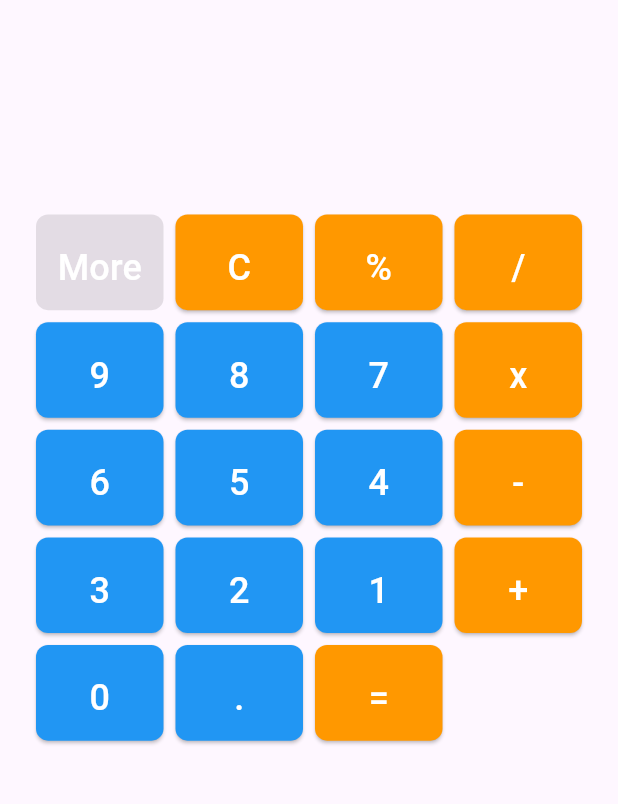
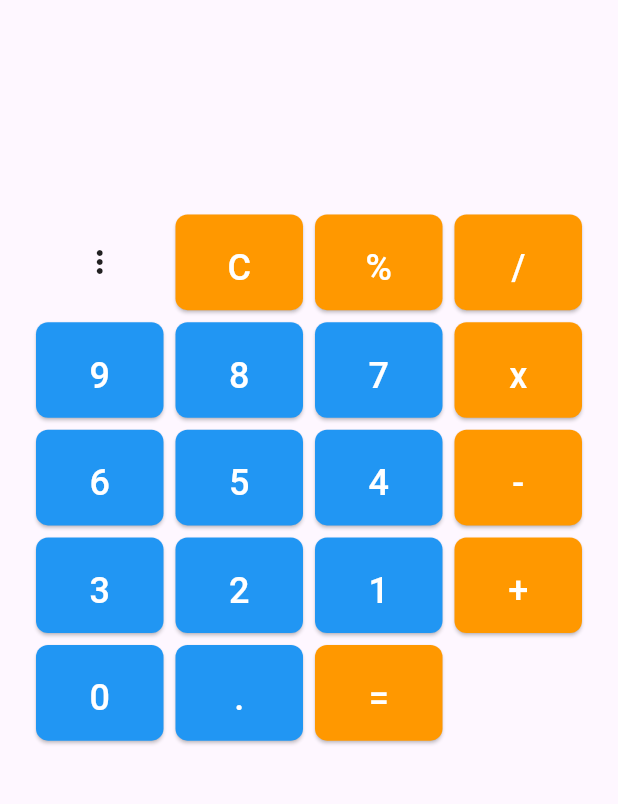
Before and after one commit to PTD-269/android-calculator, a Flutter app: the screen it shows after launch, on a phone screen of 412 x 824 dp, the part 168-972 px from its top. Run offline on Flutter 3.47's test engine with Material 3 defaults, Android fonts, the phone set to English and light mode, and no system bars.

Commit message:
more vers2

```diff
--- a/lib/Widgets/CalculatorKeyboard.dart
+++ b/lib/Widgets/CalculatorKeyboard.dart
@@ -1,9 +1,11 @@
 import 'package:flutter/material.dart';
+import 'MoreOptionsMenu.dart';
 
 class CalculatorKeyboard extends StatelessWidget {
   final Function(String) onButtonPressed;
 
-  CalculatorKeyboard({Key? key, required this.onButtonPressed}) : super(key: key);
+  CalculatorKeyboard({Key? key, required this.onButtonPressed})
+      : super(key: key);
 
   final List<String> buttons = [
     "More",
@@ -27,10 +29,10 @@ class CalculatorKeyboard extends StatelessWidget {
     "=",
   ];
 
-  // Danh sách các nút trong PopupMenuButton
-  final List<String> moreOptions = [
-    "Option 1", "Option 2", "Option 3", "Option 4", "Option 5"
-  ];
+  // // Danh sách các nút trong PopupMenuButton
+  // final List<String> moreOptions = [
+  //   "Option 1", "Option 2", "Option 3", "Option 4", "Option 5"
+  // ];
 
   Color getButtonColor(String button) {
     final Map<String, Color> buttonColors = {
@@ -69,65 +71,21 @@ class CalculatorKeyboard extends StatelessWidget {
           String button = buttons[index];
           Color buttonColor = getButtonColor(button);
 
-          // Nếu là nút "More", sử dụng PopupMenuButton
+          //more using PopupMenuButton
           if (button == "More") {
-            return PopupMenuButton<String>(
-              onSelected: (value) {
+            return MoreOptionsMenu(
+              onOptionSelected: (value) {
                 // Khi chọn một option trong menu, gọi hàm onButtonPressed
                 onButtonPressed(value);
               },
-              itemBuilder: (BuildContext context) {
-                return moreOptions.map((String option) {
-                  return PopupMenuItem<String>(
-                    value: option,
-                    child: Container(
-                      width: 150,
-                      padding: EdgeInsets.all(10),
-                      decoration: BoxDecoration(
-                        color: Colors.blueAccent, // Chỉnh màu nền
-                        borderRadius: BorderRadius.circular(8),
-                        boxShadow: [
-                          BoxShadow(
-                            color: Colors.black26,
-                            blurRadius: 5,
-                            offset: Offset(0, 2),
-                          ),
-                        ],
-                      ),
-                      child: Text(
-                        option,
-                        style: TextStyle(
-                          fontSize: 18,
-                          fontWeight: FontWeight.bold,
-                          color: Colors.white,
-                        ),
-                      ),
-                    ),
-                  );
-                }).toList();
-              },
-              child: ElevatedButton(
-                onPressed: null, // Không cần xử lý khi bấm, PopupMenuButton sẽ tự động hiển thị
-                style: ElevatedButton.styleFrom(
-                  backgroundColor: buttonColor,
-                  shape: RoundedRectangleBorder(
-                    borderRadius: BorderRadius.circular(8),
-                  ),
-                  padding: EdgeInsets.symmetric(vertical: buttonWidth * 0.2),
-                ),
-                child: Text(
-                  button,
-                  style: TextStyle(fontSize: 24, color: Colors.white),
-                ),
-              ),
             );
           }
 
-          // Các nút khác
+          //style another button
           return ElevatedButton(
             onPressed: () => onButtonPressed(button),
             style: ElevatedButton.styleFrom(
-              backgroundColor: buttonColor,
+              backgroundColor: buttonColor, // variable contains the color
               shape: RoundedRectangleBorder(
                 borderRadius: BorderRadius.circular(8),
               ),
--- /dev/null
+++ b/lib/Widgets/MoreOptionsMenu.dart
@@ -0,0 +1,47 @@
+import 'package:flutter/material.dart';
+class MoreOptionsMenu extends StatelessWidget {
+  final Function(String) onOptionSelected;
+
+  MoreOptionsMenu({required this.onOptionSelected});
+
+  final List<String> moreOptions = [
+    "Nhân", "Lê", "Thành", "Option 4", "Option 5"
+  ];
+
+  @override
+  Widget build(BuildContext context) {
+    return PopupMenuButton<String>(
+      onSelected: onOptionSelected,
+      itemBuilder: (BuildContext context) {
+        return moreOptions.map((String option) {
+          return PopupMenuItem<String>(
+            value: option,
+            child: Container(
+              width: 150,
+              padding: EdgeInsets.all(10),
+              decoration: BoxDecoration(
+                color: Colors.blueAccent, // Chỉnh màu nền
+                borderRadius: BorderRadius.circular(8),
+                boxShadow: [
+                  BoxShadow(
+                    color: Colors.black26,
+                    blurRadius: 5,
+                    offset: Offset(0, 2),
+                  ),
+                ],
+              ),
+              child: Text(
+                option,
+                style: TextStyle(
+                  fontSize: 18,
+                  fontWeight: FontWeight.bold,
+                  color: Colors.white,
+                ),
+              ),
+            ),
+          );
+        }).toList();
+      },
+    );
+  }
+}
```
Also changed, not shown: lib/BasicCalc/BasicCalculatorUI.dart (+56 -39 lines).
